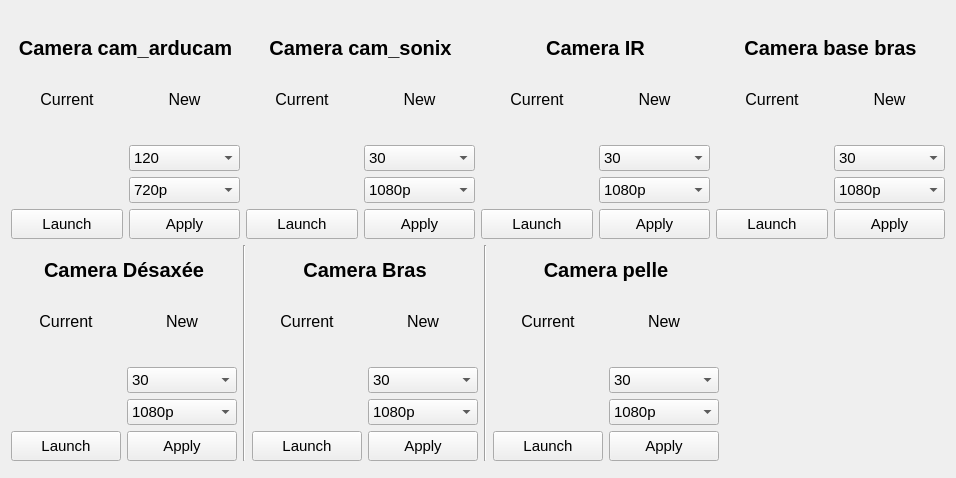
Before: the Qt Designer form rover_launch_control/resource/rover_launch_camera.ui in robotique-udes/rover, drawn with Qt 5.
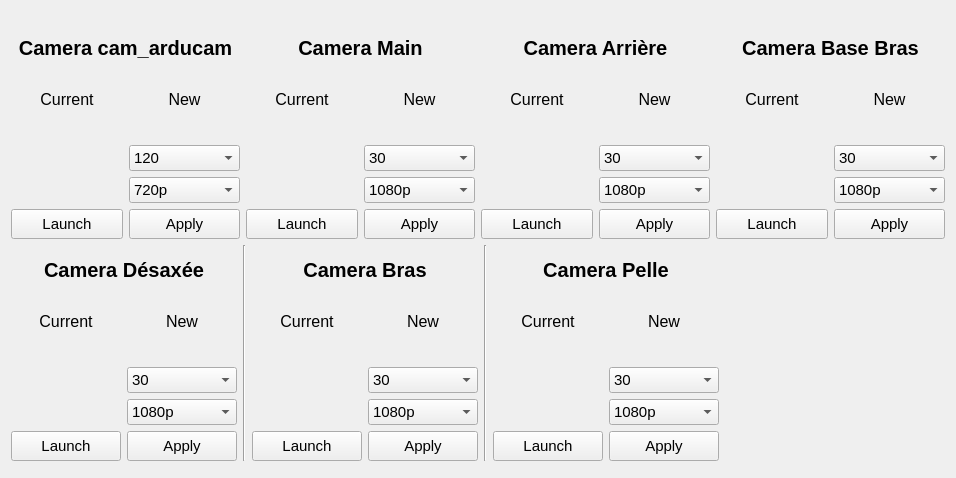
After: the same form once the commit is applied.

```diff
--- a/rover_launch_control/resource/rover_launch_camera.ui
+++ b/rover_launch_control/resource/rover_launch_camera.ui
@@ -546,7 +546,7 @@
               </font>
              </property>
              <property name="text">
-              <string>Camera cam_sonix</string>
+              <string>Camera Main</string>
              </property>
              <property name="textFormat">
               <enum>Qt::AutoText</enum>
@@ -958,7 +958,7 @@
               </font>
              </property>
              <property name="text">
-              <string>Camera IR</string>
+              <string>Camera Arrière</string>
              </property>
              <property name="textFormat">
               <enum>Qt::AutoText</enum>
@@ -1370,7 +1370,7 @@
               </font>
              </property>
              <property name="text">
-              <string>Camera base bras</string>
+              <string>Camera Base Bras</string>
              </property>
              <property name="textFormat">
               <enum>Qt::AutoText</enum>
@@ -2626,7 +2626,7 @@
                 </font>
                </property>
                <property name="text">
-                <string>Camera pelle</string>
+                <string>Camera Pelle</string>
                </property>
                <property name="textFormat">
                 <enum>Qt::AutoText</enum>
```
Left out of the diff: 14 changed lines with no effect on the pictures.
